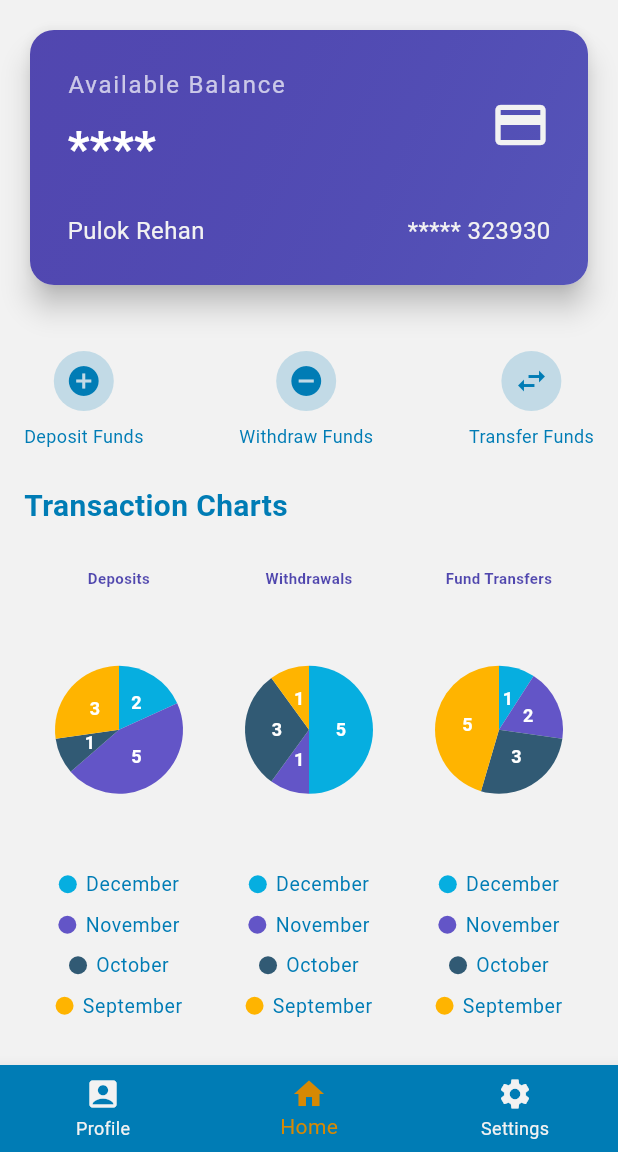
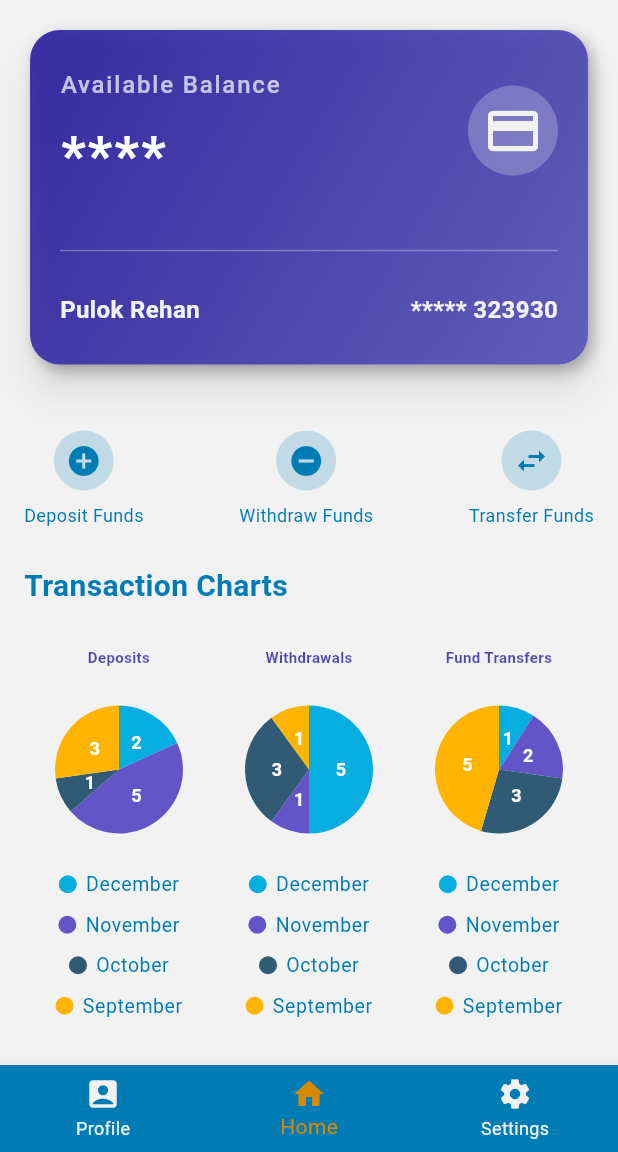
Before and after one commit to Pulok-Rehan/fund_management_app, a Flutter app: the HomeScreen screen opened directly, on a phone screen of 412 x 824 dp, the part 84-1236 px from its top. Run offline on Flutter 3.47's test engine with Material 3 defaults, Android fonts, the phone set to English and light mode, and no system bars; our stand-ins replace syncfusion_flutter_charts.

Commit message:
card UI Upgrade

```diff
--- a/lib/presentation/screens/home_screen.dart
+++ b/lib/presentation/screens/home_screen.dart
@@ -75,19 +75,30 @@ class _HomeScreenState extends State<HomeScreen> {
                 },
                 child: Card(
                   shape: RoundedRectangleBorder(
-                    borderRadius: BorderRadius.circular(16.0),
+                    borderRadius: BorderRadius.circular(20.0),
                   ),
-                  elevation: 8,
+                  elevation: 10,
+                  shadowColor: Colors.black45,
                   child: Container(
                     decoration: BoxDecoration(
                       gradient: LinearGradient(
-                        colors: [AppColors.cardColorPrimary, AppColors.cardColorSecondary],
+                        colors: [
+                          AppColors.cardColorPrimary.withOpacity(0.9),
+                          AppColors.cardColorSecondary.withOpacity(0.9),
+                        ],
                         begin: Alignment.topLeft,
                         end: Alignment.bottomRight,
                       ),
-                      borderRadius: BorderRadius.circular(16.0),
+                      borderRadius: BorderRadius.circular(20.0),
+                      boxShadow: [
+                        BoxShadow(
+                          color: Colors.black26,
+                          blurRadius: 8.0,
+                          offset: Offset(4, 4),
+                        ),
+                      ],
                     ),
-                    padding: const EdgeInsets.all(25.0),
+                    padding: const EdgeInsets.symmetric(horizontal: 20.0, vertical: 25.0),
                     child: Column(
                       crossAxisAlignment: CrossAxisAlignment.start,
                       children: [
@@ -103,25 +114,39 @@ class _HomeScreenState extends State<HomeScreen> {
                                     color: Colors.white70,
                                     fontSize: 16,
                                     letterSpacing: 1.2,
+                                    fontWeight: FontWeight.w500,
                                   ),
                                 ),
-                                SizedBox(height: 8),
+                                SizedBox(height: 10),
                                 Text(
                                   showBalance ? '10,000.00 TK' : '****',
                                   style: TextStyle(
                                     color: AppColors.textColorWhite,
-                                    fontSize: 32,
+                                    fontSize: 36,
                                     fontWeight: FontWeight.bold,
+                                    letterSpacing: 1.5,
                                   ),
                                 ),
                               ],
                             ),
-                            Icon(
-                              Icons.credit_card,
-                              color: AppColors.primaryColor,
-                              size: 40,
+                            Container(
+                              decoration: BoxDecoration(
+                                color: Colors.white24,
+                                shape: BoxShape.circle,
+                              ),
+                              padding: const EdgeInsets.all(10.0),
+                              child: Icon(
+                                Icons.credit_card,
+                                color: AppColors.primaryColor,
+                                size: 40,
+                              ),
                             ),
                           ],
+                        ),
+                        SizedBox(height: 30),
+                        Divider(
+                          color: Colors.white30,
+                          thickness: 1,
                         ),
                         SizedBox(height: 20),
                         Row(
@@ -132,14 +157,15 @@ class _HomeScreenState extends State<HomeScreen> {
                               style: TextStyle(
                                 color: AppColors.primaryColor,
                                 fontSize: 16,
+                                fontWeight: FontWeight.w600,
                               ),
                             ),
                             Text(
-                              showBalance ?
-                              '1011012323930' : '***** 323930',
+                              showBalance ? '1011012323930' : '***** 323930',
                               style: TextStyle(
                                 color: AppColors.primaryColor,
                                 fontSize: 16,
+                                fontWeight: FontWeight.w600,
                               ),
                             ),
                           ],
@@ -147,7 +173,7 @@ class _HomeScreenState extends State<HomeScreen> {
                       ],
                     ),
                   ),
-                ),
+                )
               ),
               SizedBox(height: 40),
               Row(
```
